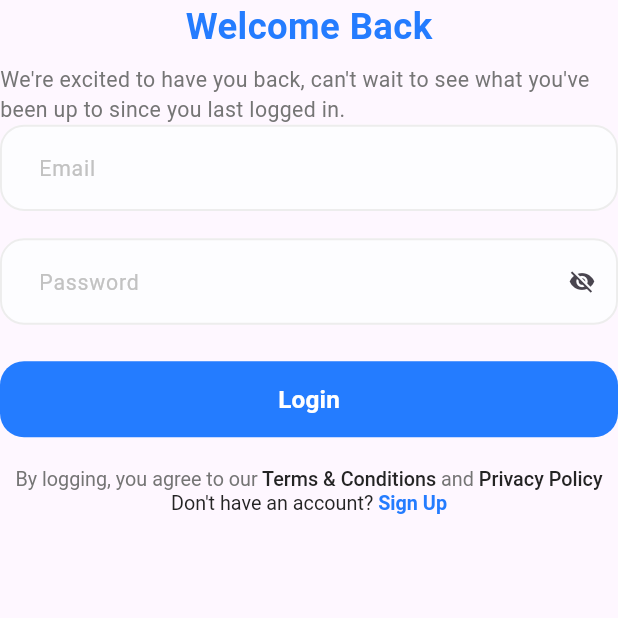
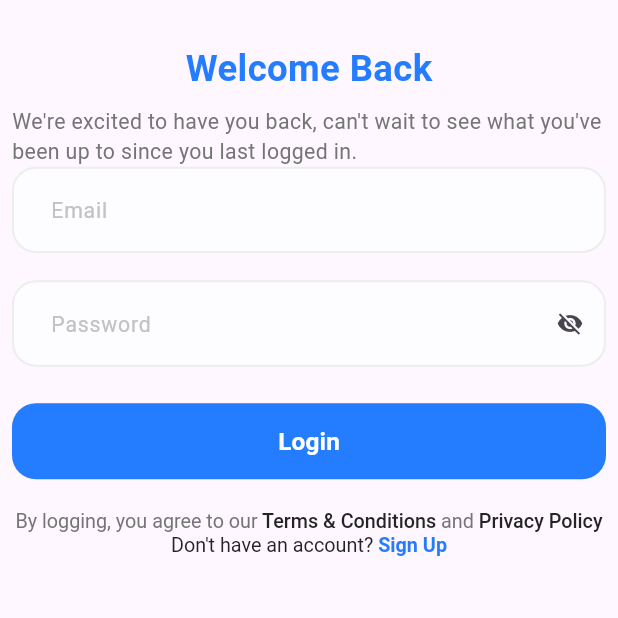
Before and after one commit to Mariam-Emad127/recommandtion_doctor, a Flutter app: the screen it shows after launch, after a tap on "Get Started", on a phone screen of 412 x 824 dp, the top half of it. Run offline on Flutter 3.47's test engine with Material 3 defaults, Android fonts, the light colour scheme and no system bars; our stand-ins replace bloc, dio, flutter_bloc, flutter_screenutil, flutter_secure_storage, flutter_svg and 6 more; accounts and stored records are empty; generated files the repository leaves out were written again; network calls fail.

Commit message:
some_edit

```diff
--- a/lib/doc_app.dart
+++ b/lib/doc_app.dart
@@ -17,6 +17,8 @@ class DocApp extends StatelessWidget {
       minTextAdapt: true,         // Ensures text scales proportionally
       builder: (context, child) {
         return MaterialApp(
+          debugShowCheckedModeBanner: false,
+
           title: 'ScreenUtil Example',
           theme: ThemeData(primarySwatch: Colors.blue),
           // initialRoute: isLoggedInUser ? Routes.homeScreen : Routes.loginScreen,//Routes.onBoardingScreen,
--- a/lib/feature/login/ui/login_screen.dart
+++ b/lib/feature/login/ui/login_screen.dart
@@ -17,8 +17,11 @@ class LoginScreen extends StatelessWidget {
   Widget build(BuildContext context) {
     return Scaffold(
       body: SafeArea(
+          child: Padding(
+            padding: const EdgeInsets.all(8.0),
             child: Column(
                     children: [
+                      SizedBox(height: 20,),
             Text(
               'Welcome Back',
               style: TextStyles.font24BlueBold,
@@ -41,6 +44,7 @@ class LoginScreen extends StatelessWidget {
             const DontHaveAccountText(),
             LoginBlocListener()
                     ],
+                  ),
           )),
     );
   }
--- a/lib/main.dart
+++ b/lib/main.dart
@@ -11,6 +11,7 @@ void main() async{
     WidgetsFlutterBinding.ensureInitialized();
   setupGetIt();
   await checkIfLoggedInUser();
+
   runApp(  DocApp(appRouter: AppRouter(),));
 }
 
```
Also changed, not shown: lib/feature/home/ui/botonNavigation.dart (deleted, +0 -10 lines), lib/feature/home/ui/widgets/doctors_list/doctors_list_view_item.dart (+6 -2 lines), 1 other file. Lines whose indentation alone changed are shown as unchanged.
